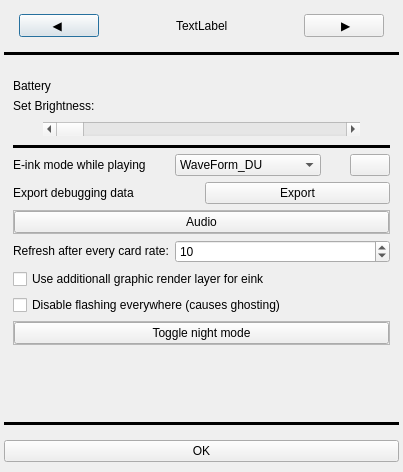
This is components/settings.ui in Szybet/sanki as Qt 5 draws it before an edit. The edited form follows.
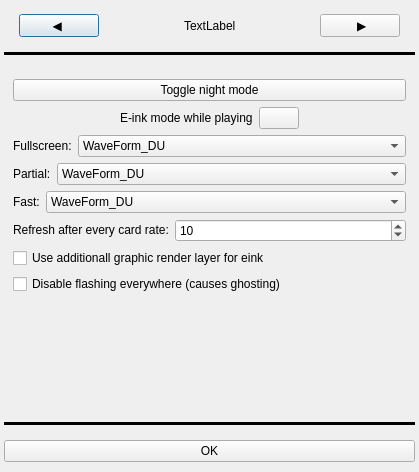
This is the edited form. Icons and pictures are not drawn.

What changed in the file:
```diff
--- a/components/settings.ui
+++ b/components/settings.ui
@@ -6,7 +6,7 @@
    <rect>
     <x>0</x>
     <y>0</y>
-    <width>403</width>
+    <width>419</width>
     <height>472</height>
    </rect>
   </property>
@@ -108,7 +108,7 @@
       <number>0</number>
      </property>
      <property name="currentIndex">
-      <number>0</number>
+      <number>3</number>
      </property>
      <widget class="QWidget" name="Page0Ereader">
       <layout class="QVBoxLayout" name="verticalLayout_3">
@@ -200,104 +200,6 @@
          </property>
         </widget>
        </item>
-       <item>
-        <layout class="QHBoxLayout" name="horizontalLayout_7">
-         <item>
-          <widget class="QLabel" name="label_2">
-           <property name="text">
-            <string>E-ink mode while playing</string>
-           </property>
-          </widget>
-         </item>
-         <item>
-          <spacer name="horizontalSpacer_7">
-           <property name="orientation">
-            <enum>Qt::Horizontal</enum>
-           </property>
-           <property name="sizeHint" stdset="0">
-            <size>
-             <width>0</width>
-             <height>20</height>
-            </size>
-           </property>
-          </spacer>
-         </item>
-         <item>
-          <widget class="QComboBox" name="comboBoxEinkMode">
-           <item>
-            <property name="text">
-             <string>WaveForm_DU</string>
-            </property>
-           </item>
-           <item>
-            <property name="text">
-             <string>WaveForm_GC16</string>
-            </property>
-           </item>
-           <item>
-            <property name="text">
-             <string>WaveForm_GC4</string>
-            </property>
-           </item>
-           <item>
-            <property name="text">
-             <string>WaveForm_A2</string>
-            </property>
-           </item>
-           <item>
-            <property name="text">
-             <string>WaveForm_GL16</string>
-            </property>
-           </item>
-           <item>
-            <property name="text">
-             <string>WaveForm_REAGL</string>
-            </property>
-           </item>
-           <item>
-            <property name="text">
-             <string>WaveForm_REAGLD</string>
-            </property>
-           </item>
-           <item>
-            <property name="text">
-             <string>WaveForm_AUTO</string>
-            </property>
-           </item>
-          </widget>
-         </item>
-         <item>
-          <spacer name="horizontalSpacer_8">
-           <property name="orientation">
-            <enum>Qt::Horizontal</enum>
-           </property>
-           <property name="sizeHint" stdset="0">
-            <size>
-             <width>0</width>
-             <height>20</height>
-            </size>
-           </property>
-          </spacer>
-         </item>
-         <item>
-          <widget class="QPushButton" name="buttonEinkInfo">
-           <property name="sizePolicy">
-            <sizepolicy hsizetype="Fixed" vsizetype="Fixed">
-             <horstretch>0</horstretch>
-             <verstretch>0</verstretch>
-            </sizepolicy>
-           </property>
-           <property name="text">
-            <string/>
-           </property>
-           <property name="icon">
-            <iconset resource="../Resources/sanki.qrc">
-             <normaloff>:/icons/info.svg</normaloff>:/icons/info.svg</iconset>
-           </property>
-          </widget>
-         </item>
-        </layout>
-       </item>
        <item>
         <layout class="QHBoxLayout" name="horizontalLayout_8">
          <item>
@@ -354,53 +256,6 @@
          </layout>
         </widget>
        </item>
-       <item>
-        <layout class="QHBoxLayout" name="horizontalLayout_9">
-         <item>
-          <widget class="QLabel" name="label_4">
-           <property name="sizePolicy">
-            <sizepolicy hsizetype="Fixed" vsizetype="Fixed">
-             <horstretch>0</horstretch>
-             <verstretch>0</verstretch>
-            </sizepolicy>
-           </property>
-           <property name="text">
-            <string>Refresh after every card rate:</string>
-           </property>
-          </widget>
-         </item>
-         <item>
-          <widget class="QSpinBox" name="refreshSpinBox">
-           <property name="suffix">
-            <string/>
-           </property>
-           <property name="prefix">
-            <string/>
-           </property>
-           <property name="maximum">
-            <number>100</number>
-           </property>
-           <property name="value">
-            <number>10</number>
-           </property>
-          </widget>
-         </item>
-        </layout>
-       </item>
-       <item>
-        <widget class="QCheckBox" name="renderCheckBox">
-         <property name="text">
-          <string>Use additionall graphic render layer for eink</string>
-         </property>
-        </widget>
-       </item>
-       <item>
-        <widget class="QCheckBox" name="flashingCheckBox">
-         <property name="text">
-          <string>Disable flashing everywhere (causes ghosting)</string>
-         </property>
-        </widget>
-       </item>
        <item>
         <widget class="QFrame" name="frame_3">
          <property name="frameShape">
@@ -425,17 +280,6 @@
           <property name="spacing">
            <number>0</number>
           </property>
-          <item row="0" column="0">
-           <widget class="QPushButton" name="nightModeButton">
-            <property name="text">
-             <string>Toggle night mode</string>
-            </property>
-            <property name="icon">
-             <iconset resource="../Resources/sanki.qrc">
-              <normaloff>:/icons/nightmode-full.png</normaloff>:/icons/nightmode-full.png</iconset>
-            </property>
-           </widget>
-          </item>
          </layout>
         </widget>
        </item>
@@ -668,6 +512,328 @@
        </item>
       </layout>
      </widget>
+     <widget class="QWidget" name="Page3Eink">
+      <layout class="QVBoxLayout" name="verticalLayout_5">
+       <item>
+        <widget class="QPushButton" name="nightModeButton">
+         <property name="text">
+          <string>Toggle night mode</string>
+         </property>
+         <property name="icon">
+          <iconset resource="../Resources/sanki.qrc">
+           <normaloff>:/icons/nightmode-full.png</normaloff>:/icons/nightmode-full.png</iconset>
+         </property>
+        </widget>
+       </item>
+       <item>
+        <layout class="QVBoxLayout" name="verticalLayout_6">
+         <item>
+          <layout class="QHBoxLayout" name="horizontalLayout_10">
+           <item>
+            <spacer name="horizontalSpacer_9">
+             <property name="orientation">
+              <enum>Qt::Horizontal</enum>
+             </property>
+             <property name="sizeHint" stdset="0">
+              <size>
+               <width>40</width>
+               <height>20</height>
+              </size>
+             </property>
+            </spacer>
+           </item>
+           <item>
+            <widget class="QLabel" name="label_2">
+             <property name="sizePolicy">
+              <sizepolicy hsizetype="Fixed" vsizetype="Preferred">
+               <horstretch>0</horstretch>
+               <verstretch>0</verstretch>
+              </sizepolicy>
+             </property>
+             <property name="text">
+              <string>E-ink mode while playing</string>
+             </property>
+            </widget>
+           </item>
+           <item>
+            <widget class="QPushButton" name="buttonEinkInfo">
+             <property name="sizePolicy">
+              <sizepolicy hsizetype="Fixed" vsizetype="Fixed">
+               <horstretch>0</horstretch>
+               <verstretch>0</verstretch>
+              </sizepolicy>
+             </property>
+             <property name="text">
+              <string/>
+             </property>
+             <property name="icon">
+              <iconset resource="../Resources/sanki.qrc">
+               <normaloff>:/icons/info.svg</normaloff>:/icons/info.svg</iconset>
+             </property>
+            </widget>
+           </item>
+           <item>
+            <spacer name="horizontalSpacer_10">
+             <property name="orientation">
+              <enum>Qt::Horizontal</enum>
+             </property>
+             <property name="sizeHint" stdset="0">
+              <size>
+               <width>40</width>
+               <height>20</height>
+              </size>
+             </property>
+            </spacer>
+           </item>
+          </layout>
+         </item>
+         <item>
+          <layout class="QHBoxLayout" name="horizontalLayout_7">
+           <item>
+            <widget class="QLabel" name="label_5">
+             <property name="sizePolicy">
+              <sizepolicy hsizetype="Fixed" vsizetype="Fixed">
+               <horstretch>0</horstretch>
+               <verstretch>0</verstretch>
+              </sizepolicy>
+             </property>
+             <property name="text">
+              <string>Fullscreen:</string>
+             </property>
+            </widget>
+           </item>
+           <item>
+            <widget class="QComboBox" name="fullscreenEinkModeComboBox">
+             <item>
+              <property name="text">
+               <string>WaveForm_DU</string>
+              </property>
+             </item>
+             <item>
+              <property name="text">
+               <string>WaveForm_GC16</string>
+              </property>
+             </item>
+             <item>
+              <property name="text">
+               <string>WaveForm_GC4</string>
+              </property>
+             </item>
+             <item>
+              <property name="text">
+               <string>WaveForm_A2</string>
+              </property>
+             </item>
+             <item>
+              <property name="text">
+               <string>WaveForm_GL16</string>
+              </property>
+             </item>
+             <item>
+              <property name="text">
+               <string>WaveForm_REAGL</string>
+              </property>
+             </item>
+             <item>
+              <property name="text">
+               <string>WaveForm_REAGLD</string>
+              </property>
+             </item>
+             <item>
+              <property name="text">
+               <string>WaveForm_AUTO</string>
+              </property>
+             </item>
+            </widget>
+           </item>
+          </layout>
+         </item>
+         <item>
+          <layout class="QHBoxLayout" name="horizontalLayout_11">
+           <item>
+            <widget class="QLabel" name="label_6">
+             <property name="sizePolicy">
+              <sizepolicy hsizetype="Fixed" vsizetype="Fixed">
+               <horstretch>0</horstretch>
+               <verstretch>0</verstretch>
+              </sizepolicy>
+             </property>
+             <property name="text">
+              <string>Partial:</string>
+             </property>
+            </widget>
+           </item>
+           <item>
+            <widget class="QComboBox" name="PartialEinkModeComboBox">
+             <item>
+              <property name="text">
+               <string>WaveForm_DU</string>
+              </property>
+             </item>
+             <item>
+              <property name="text">
+               <string>WaveForm_GC16</string>
+              </property>
+             </item>
+             <item>
+              <property name="text">
+               <string>WaveForm_GC4</string>
+              </property>
+             </item>
+             <item>
+              <property name="text">
+               <string>WaveForm_A2</string>
+              </property>
+             </item>
+             <item>
+              <property name="text">
+               <string>WaveForm_GL16</string>
+              </property>
+             </item>
+             <item>
+              <property name="text">
+               <string>WaveForm_REAGL</string>
+              </property>
+             </item>
+             <item>
+              <property name="text">
+               <string>WaveForm_REAGLD</string>
+              </property>
+             </item>
+             <item>
+              <property name="text">
+               <string>WaveForm_AUTO</string>
+              </property>
+             </item>
+            </widget>
+           </item>
+          </layout>
+         </item>
+         <item>
+          <layout class="QHBoxLayout" name="horizontalLayout_12">
+           <item>
+            <widget class="QLabel" name="label_7">
+             <property name="sizePolicy">
+              <sizepolicy hsizetype="Fixed" vsizetype="Fixed">
+               <horstretch>0</horstretch>
+               <verstretch>0</verstretch>
+              </sizepolicy>
+             </property>
+             <property name="text">
+              <string>Fast:</string>
+             </property>
+            </widget>
+           </item>
+           <item>
+            <widget class="QComboBox" name="fastscreenEinkModeComboBox">
+             <item>
+              <property name="text">
+               <string>WaveForm_DU</string>
+              </property>
+             </item>
+             <item>
+              <property name="text">
+               <string>WaveForm_GC16</string>
+              </property>
+             </item>
+             <item>
+              <property name="text">
+               <string>WaveForm_GC4</string>
+              </property>
+             </item>
+             <item>
+              <property name="text">
+               <string>WaveForm_A2</string>
+              </property>
+             </item>
+             <item>
+              <property name="text">
+               <string>WaveForm_GL16</string>
+              </property>
+             </item>
+             <item>
+              <property name="text">
+               <string>WaveForm_REAGL</string>
+              </property>
+             </item>
+             <item>
+              <property name="text">
+               <string>WaveForm_REAGLD</string>
+              </property>
+             </item>
+             <item>
+              <property name="text">
+               <string>WaveForm_AUTO</string>
+              </property>
+             </item>
+            </widget>
+           </item>
+          </layout>
+         </item>
+        </layout>
+       </item>
+       <item>
+        <layout class="QHBoxLayout" name="horizontalLayout_9">
+         <item>
+          <widget class="QLabel" name="label_4">
+           <property name="sizePolicy">
+            <sizepolicy hsizetype="Fixed" vsizetype="Fixed">
+             <horstretch>0</horstretch>
+             <verstretch>0</verstretch>
+            </sizepolicy>
+           </property>
+           <property name="text">
+            <string>Refresh after every card rate:</string>
+           </property>
+          </widget>
+         </item>
+         <item>
+          <widget class="QSpinBox" name="refreshSpinBox">
+           <property name="suffix">
+            <string/>
+           </property>
+           <property name="prefix">
+            <string/>
+           </property>
+           <property name="maximum">
+            <number>100</number>
+           </property>
+           <property name="value">
+            <number>10</number>
+           </property>
+          </widget>
+         </item>
+        </layout>
+       </item>
+       <item>
+        <widget class="QCheckBox" name="renderCheckBox">
+         <property name="text">
+          <string>Use additionall graphic render layer for eink</string>
+         </property>
+        </widget>
+       </item>
+       <item>
+        <widget class="QCheckBox" name="flashingCheckBox">
+         <property name="text">
+          <string>Disable flashing everywhere (causes ghosting)</string>
+         </property>
+        </widget>
+       </item>
+       <item>
+        <spacer name="verticalSpacer_4">
+         <property name="orientation">
+          <enum>Qt::Vertical</enum>
+         </property>
+         <property name="sizeHint" stdset="0">
+          <size>
+           <width>20</width>
+           <height>40</height>
+          </size>
+         </property>
+        </spacer>
+       </item>
+      </layout>
+     </widget>
     </widget>
    </item>
    <item>
```
